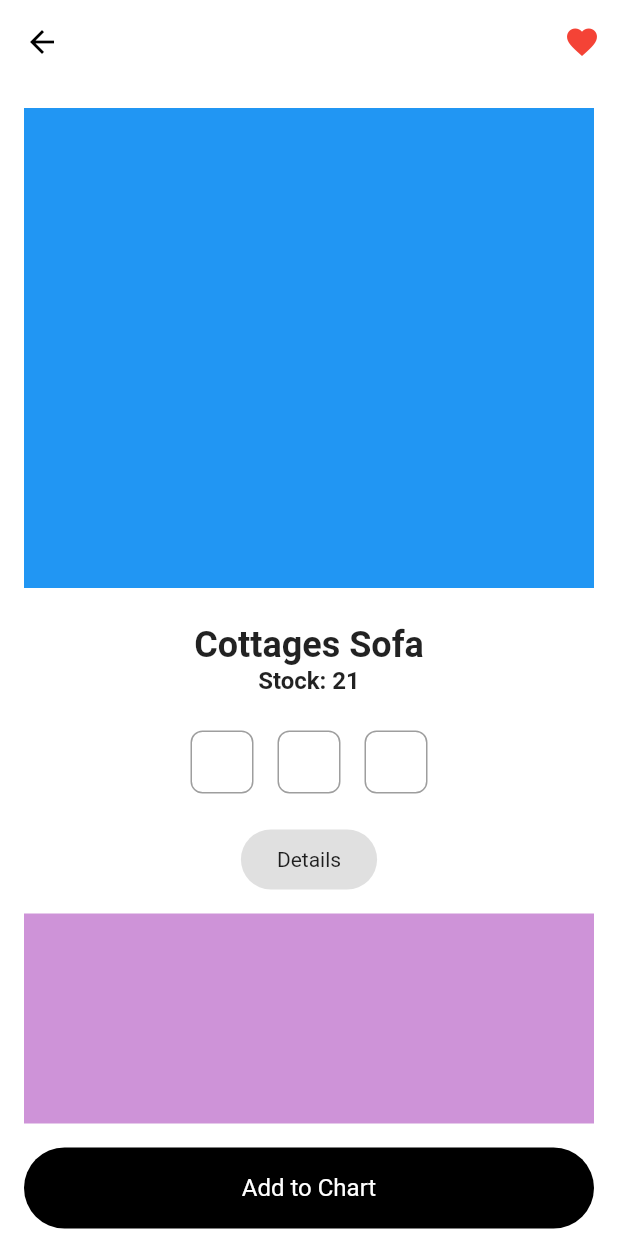
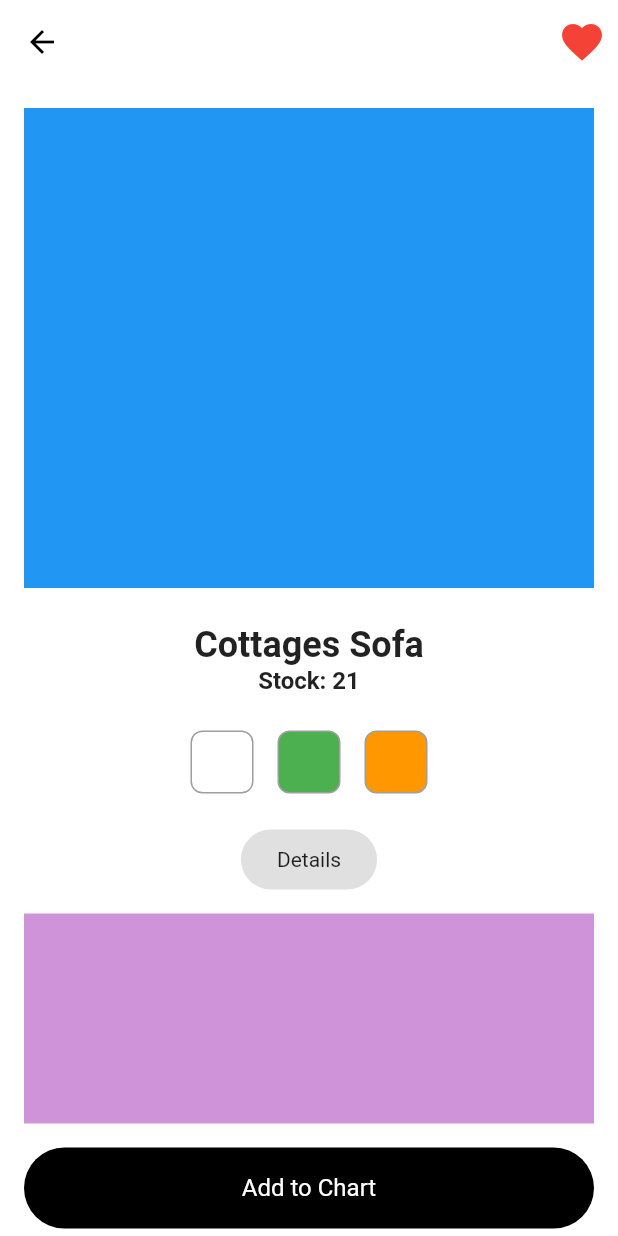
Before and after one commit to JAICHANGPARK/flutter_notebook_chapter_24, a Flutter app: the FurnitureDetailPage screen opened directly, on a phone screen of 412 x 824 dp. Run offline on Flutter 3.47's test engine with Material 2 defaults, Android fonts, the phone set to English and light mode, and no system bars; our stand-ins replace flutter_riverpod, freezed_annotation, ionicons, percent_indicator; missing offline and left inert: crypto_font_icons; network calls fail.

Commit message:
Update furniture_detail_page.dart

```diff
--- a/lib/ep1371_furniture_app/view/furniture_detail_page.dart
+++ b/lib/ep1371_furniture_app/view/furniture_detail_page.dart
@@ -22,6 +22,7 @@ class _FurnitureDetailPageState extends State<FurnitureDetailPage> {
                 Icons.favorite,
               ),
               color: Colors.red,
+              iconSize: 32,
             ),
           ],
         ),
@@ -71,7 +72,7 @@ class _FurnitureDetailPageState extends State<FurnitureDetailPage> {
                       height: 42,
                       width: 42,
                       decoration: BoxDecoration(
-                          color: Colors.white,
+                          color: Colors.green,
                           border: Border.all(color: Colors.grey),
                           borderRadius: BorderRadius.circular(8)),
                     ),
@@ -79,7 +80,7 @@ class _FurnitureDetailPageState extends State<FurnitureDetailPage> {
                       height: 42,
                       width: 42,
                       decoration: BoxDecoration(
-                          color: Colors.white,
+                          color: Colors.orange,
                           border: Border.all(color: Colors.grey),
                           borderRadius: BorderRadius.circular(8)),
                     )
```
